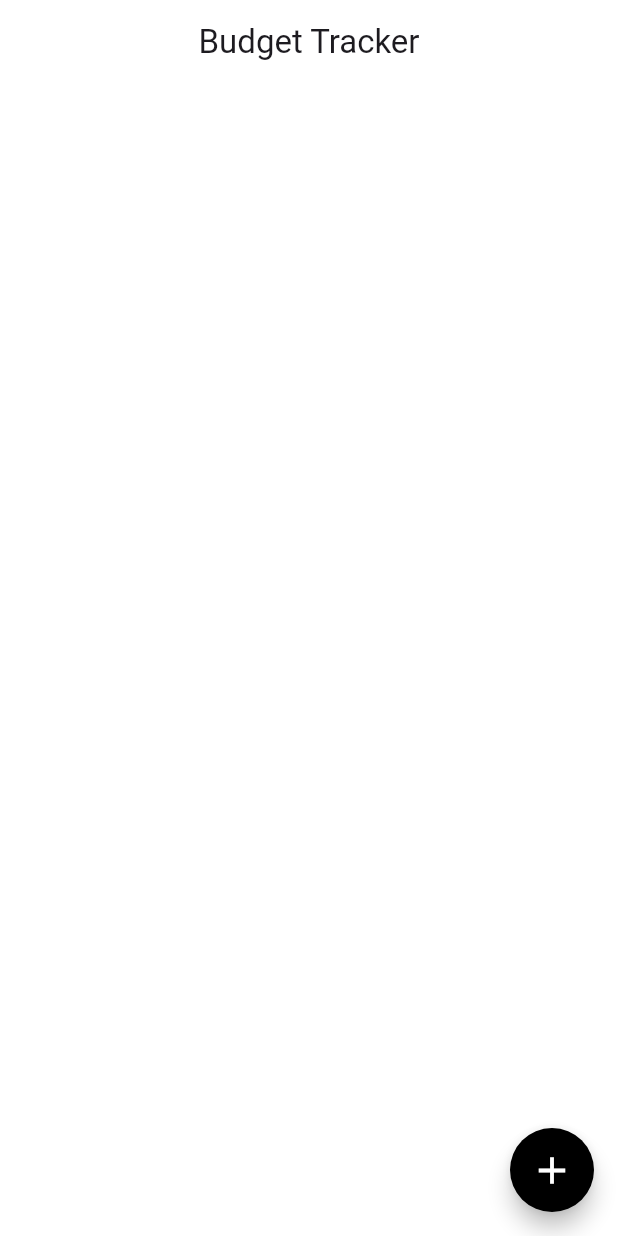
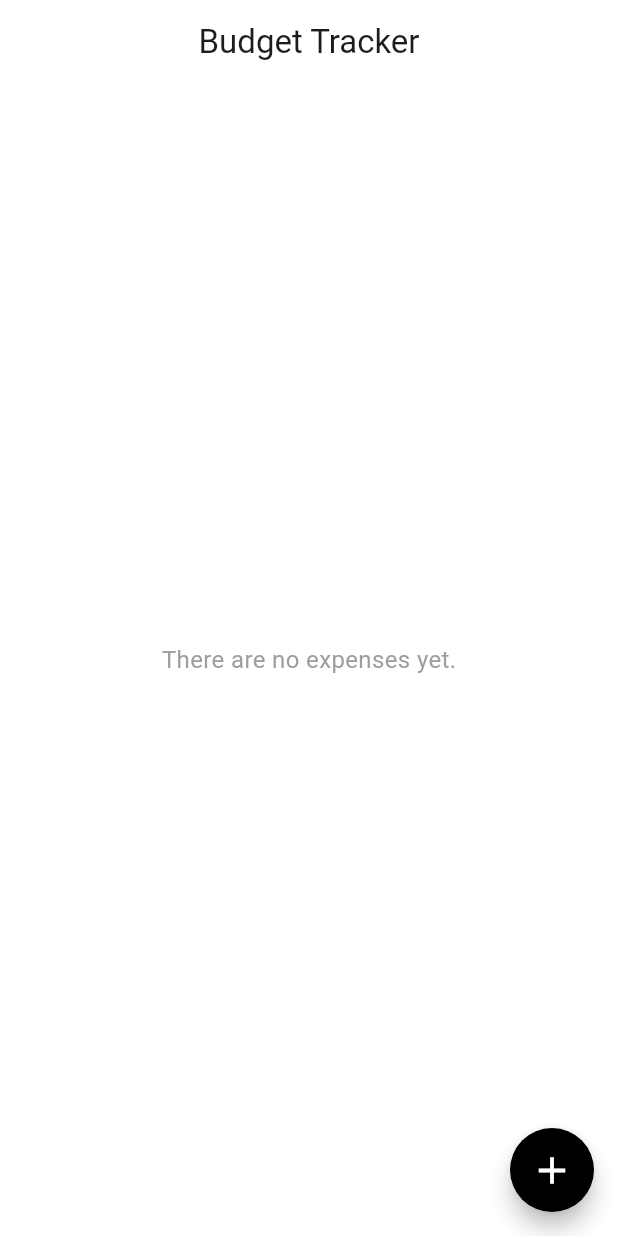
Before and after one commit to abdymazhittoretay/expense_tracker, a Flutter app: the screen it shows after launch, on a phone screen of 412 x 824 dp. Run offline on Flutter 3.47's test engine with Material 3 defaults, Android fonts, the phone set to English and light mode, and no system bars.

Commit message:
added text in case there is no expenses

```diff
--- a/lib/pages/home_page.dart
+++ b/lib/pages/home_page.dart
@@ -24,7 +24,8 @@ class _HomePageState extends State<HomePage> {
         title: Text("Budget Tracker"),
         centerTitle: true,
       ),
-      body: ListView.builder(
+      body: expenses.isNotEmpty
+          ? ListView.builder(
               itemCount: expenses.length,
               itemBuilder: (context, index) {
                 final ExpenseModel expense = expenses[index];
@@ -43,6 +44,12 @@ class _HomePageState extends State<HomePage> {
                   ),
                 );
               },
+            )
+          : Center(
+              child: Text(
+                "There are no expenses yet.",
+                style: TextStyle(color: Colors.grey, fontSize: 16.0),
+              ),
             ),
       floatingActionButton: FloatingActionButton(
         backgroundColor: Colors.black,
```
Lines whose indentation alone changed are shown as unchanged.
